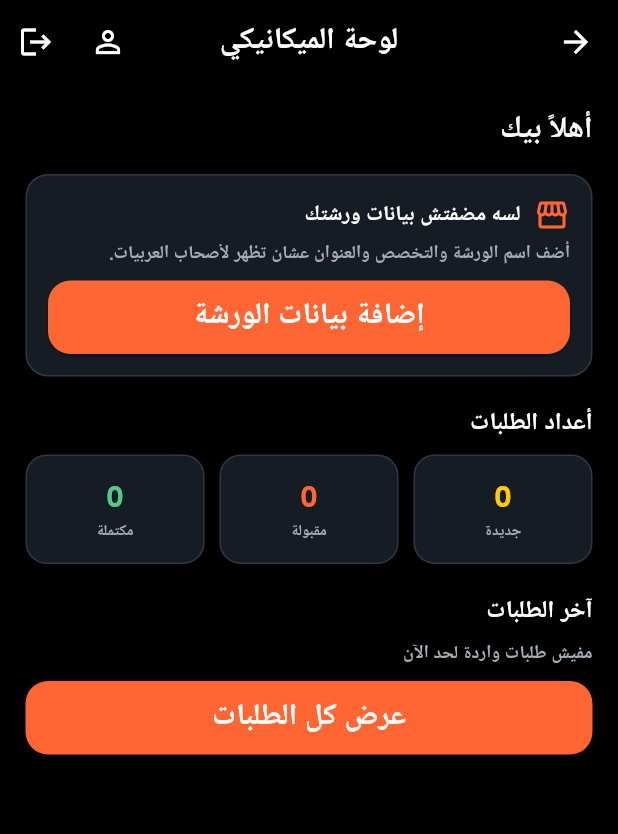
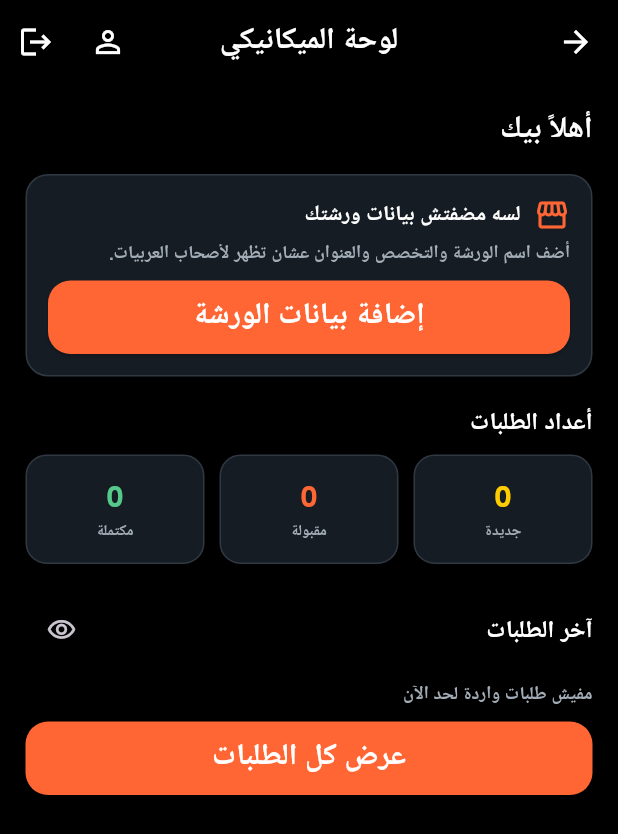
Before and after one commit to Hesham-Hamdy1/Syanti_app, a Flutter app: the MechanicDashboardScreen screen opened directly, on a phone screen of 412 x 824 dp. Shown: the top 834 px of the screen. Run offline on Flutter 3.47's test engine with Material 3 defaults, Android fonts, the phone set to English and light mode, and no system bars.

Commit message:
feat(mechanic): link requests list and preview from dashboard

```diff
--- a/lib/screens/mechanic/mechanic_dashboard_screen.dart
+++ b/lib/screens/mechanic/mechanic_dashboard_screen.dart
@@ -4,6 +4,7 @@ import '../../data/mock_data.dart';
 import '../../data/request_mapping.dart';
 import '../../theme/app_theme.dart';
 import '../auth/login_screen.dart';
+import '../requests/mechanic_requests_screen.dart';
 import '../requests/widgets/request_info_line_widget.dart';
 import '../requests/widgets/status_badge_widget.dart';
 import 'mechanic_profile_screen.dart';
@@ -190,7 +191,17 @@ class _MechanicDashboardScreenState extends State<MechanicDashboardScreen> {
                 ],
               ),
               const SizedBox(height: 20),
-              Text('آخر الطلبات', style: AppText.sectionTitle),
+              Row(
+                children: <Widget>[
+                  Text('آخر الطلبات', style: AppText.sectionTitle),
+                  const Spacer(),
+                  IconButton(
+                    onPressed: () => _open(const MechanicRequestsPreviewScreen()),
+                    icon: const Icon(Icons.visibility_outlined, size: 20),
+                    tooltip: 'معاينة الطلبات',
+                  ),
+                ],
+              ),
               const SizedBox(height: 11),
               if (recent.isEmpty)
                 Text(
@@ -241,7 +252,7 @@ class _MechanicDashboardScreenState extends State<MechanicDashboardScreen> {
                 ),
               const SizedBox(height: 10),
               ElevatedButton(
-                onPressed: () => _open(const MechanicRequestsPreviewScreen()),
+                onPressed: () => _open(const MechanicRequestsScreen()),
                 child: const Text('عرض كل الطلبات'),
               ),
             ],
```
Also changed, not shown: 1 other file.
